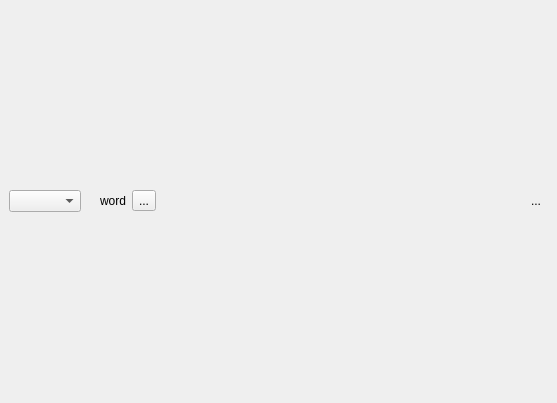
Before: the Qt Designer form src/scanpopup.ui in goldendict/goldendict, drawn with Qt 5.
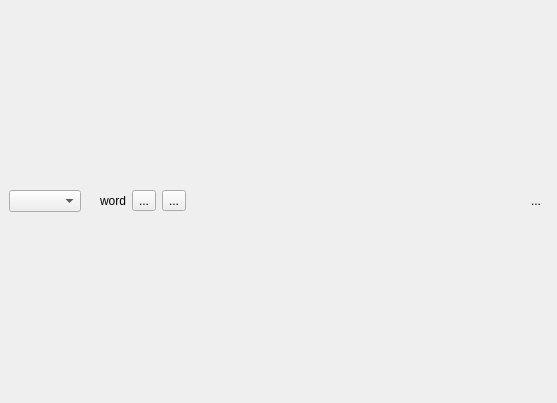
After: the same form once the commit is applied. Icons and pictures are not drawn. Custom widgets are drawn as their Qt base class.

Commit message: + Ability to play the first audio reference by clicking on the 'Pronounce word'   button in main window or in scan popup added. It is also possible to   configure the program to do that automatically. + It is now possible to specify which program to use for audio file playback.

```diff
--- a/src/scanpopup.ui
+++ b/src/scanpopup.ui
@@ -74,6 +74,23 @@
           </property>
          </widget>
         </item>
+        <item>
+         <widget class="QToolButton" name="pronounceButton">
+          <property name="toolTip">
+           <string>Pronounce word</string>
+          </property>
+          <property name="text">
+           <string>...</string>
+          </property>
+          <property name="icon">
+           <iconset resource="resources.qrc">
+            <normaloff>:/icons/playsound.png</normaloff>:/icons/playsound.png</iconset>
+          </property>
+          <property name="autoRaise">
+           <bool>false</bool>
+          </property>
+         </widget>
+        </item>
         <item>
          <spacer name="horizontalSpacer">
           <property name="orientation">
```
Left out of the diff: 3 changed lines with no effect on the pictures. The commit also changes 16 other files.
